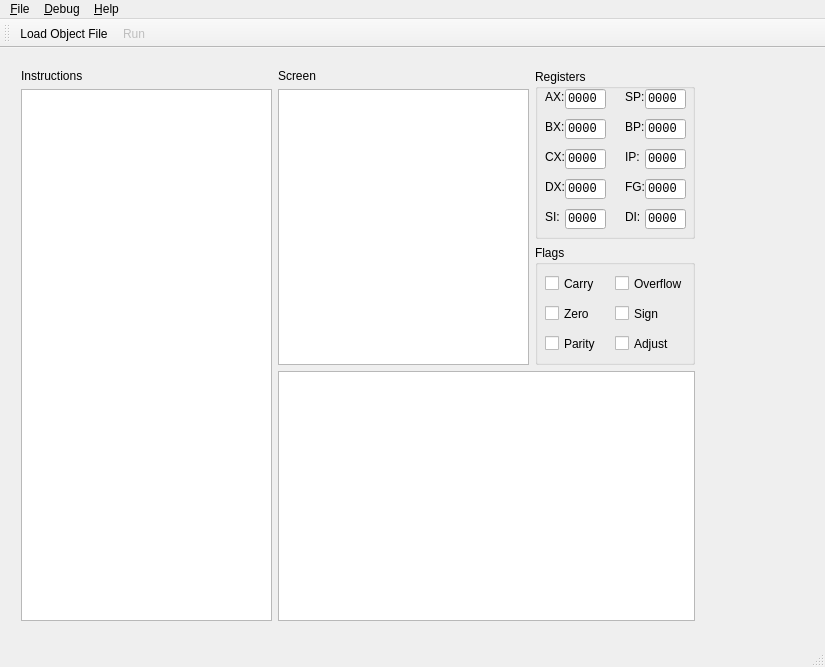
Qt form src/MemWnd.ui (rdnelson/Libra) before a commit.
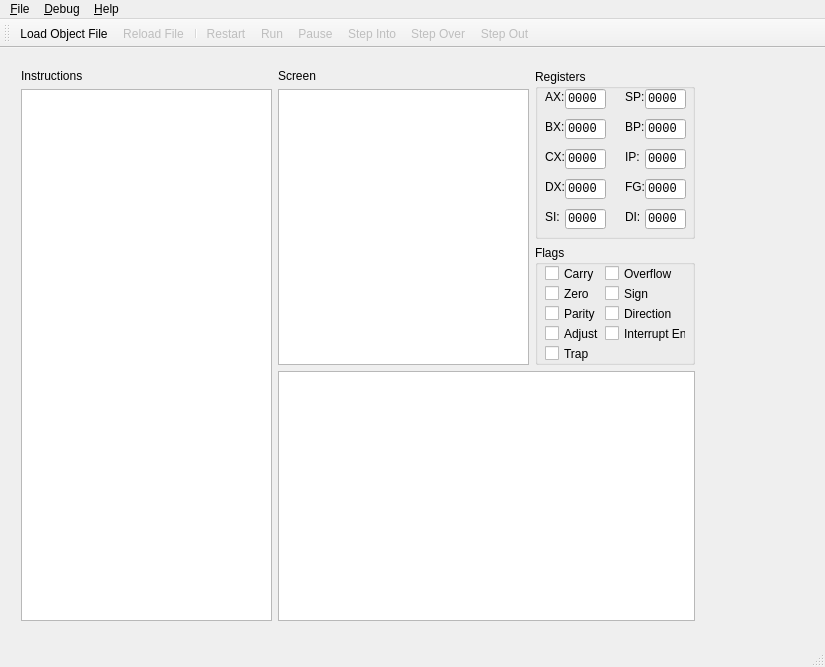
The same form after that commit. Icons and pictures are not drawn.

Commit message: UI fully designed for 1.0 release, controls only passive, no data modification enabled

Patch:
```diff
--- a/src/MemWnd.ui
+++ b/src/MemWnd.ui
@@ -23,7 +23,7 @@
    <string>MemWnd</string>
   </property>
   <widget class="QWidget" name="centralWidget">
-   <widget class="QWidget" name="">
+   <widget class="QWidget" name="layoutWidget">
     <property name="geometry">
      <rect>
       <x>10</x>
@@ -470,7 +470,7 @@
               <property name="geometry">
                <rect>
                 <x>10</x>
-                <y>30</y>
+                <y>20</y>
                 <width>71</width>
                 <height>17</height>
                </rect>
@@ -482,8 +482,8 @@
              <widget class="QCheckBox" name="chkOverflow">
               <property name="geometry">
                <rect>
-                <x>80</x>
-                <y>30</y>
+                <x>70</x>
+                <y>20</y>
                 <width>71</width>
                 <height>17</height>
                </rect>
@@ -496,7 +496,7 @@
               <property name="geometry">
                <rect>
                 <x>10</x>
-                <y>60</y>
+                <y>40</y>
                 <width>71</width>
                 <height>17</height>
                </rect>
@@ -508,8 +508,8 @@
              <widget class="QCheckBox" name="chkSign">
               <property name="geometry">
                <rect>
-                <x>80</x>
-                <y>60</y>
+                <x>70</x>
+                <y>40</y>
                 <width>71</width>
                 <height>17</height>
                </rect>
@@ -522,7 +522,7 @@
               <property name="geometry">
                <rect>
                 <x>10</x>
-                <y>90</y>
+                <y>60</y>
                 <width>71</width>
                 <height>17</height>
                </rect>
@@ -534,8 +534,8 @@
              <widget class="QCheckBox" name="chkAdjust">
               <property name="geometry">
                <rect>
-                <x>80</x>
-                <y>90</y>
+                <x>10</x>
+                <y>80</y>
                 <width>71</width>
                 <height>17</height>
                </rect>
@@ -544,6 +544,45 @@
                <string>Adjust</string>
               </property>
              </widget>
+             <widget class="QCheckBox" name="chkTrap">
+              <property name="geometry">
+               <rect>
+                <x>10</x>
+                <y>100</y>
+                <width>71</width>
+                <height>17</height>
+               </rect>
+              </property>
+              <property name="text">
+               <string>Trap</string>
+              </property>
+             </widget>
+             <widget class="QCheckBox" name="chkInterrupt">
+              <property name="geometry">
+               <rect>
+                <x>70</x>
+                <y>80</y>
+                <width>81</width>
+                <height>17</height>
+               </rect>
+              </property>
+              <property name="text">
+               <string>Interrupt En.</string>
+              </property>
+             </widget>
+             <widget class="QCheckBox" name="chkDirection">
+              <property name="geometry">
+               <rect>
+                <x>70</x>
+                <y>60</y>
+                <width>71</width>
+                <height>17</height>
+               </rect>
+              </property>
+              <property name="text">
+               <string>Direction</string>
+              </property>
+             </widget>
             </widget>
            </item>
           </layout>
@@ -588,14 +627,24 @@
    <zorder>layoutWidget</zorder>
   </widget>
   <widget class="QToolBar" name="mainToolBar">
+   <property name="enabled">
+    <bool>true</bool>
+   </property>
    <attribute name="toolBarArea">
     <enum>TopToolBarArea</enum>
    </attribute>
    <attribute name="toolBarBreak">
     <bool>false</bool>
    </attribute>
-   <addaction name="action_Load_Object_File"/>
+   <addaction name="action_Open"/>
+   <addaction name="actionReload_File"/>
+   <addaction name="separator"/>
+   <addaction name="actionRestart"/>
    <addaction name="actionRun"/>
+   <addaction name="actionPause"/>
+   <addaction name="actionStep_Into"/>
+   <addaction name="actionStep_Over"/>
+   <addaction name="actionStep_Out"/>
   </widget>
   <widget class="QStatusBar" name="statusBar"/>
   <widget class="QMenuBar" name="menuBar">
@@ -634,15 +683,6 @@
    <addaction name="menu_Debug"/>
    <addaction name="menu_Help"/>
   </widget>
-  <action name="action_Load_Object_File">
-   <property name="icon">
-    <iconset resource="Resources.qrc">
-     <normaloff>:/res/open.ico</normaloff>:/res/open.ico</iconset>
-   </property>
-   <property name="text">
-    <string>&amp;Load Object File</string>
-   </property>
-  </action>
   <action name="actionRun">
    <property name="enabled">
     <bool>false</bool>
@@ -685,18 +725,96 @@
    </property>
   </action>
   <action name="actionStep_Into">
+   <property name="enabled">
+    <bool>false</bool>
+   </property>
+   <property name="icon">
+    <iconset resource="Resources.qrc">
+     <normaloff>:/res/StepInto24.ico</normaloff>:/res/StepInto24.ico</iconset>
+   </property>
    <property name="text">
     <string>Step &amp;Into</string>
    </property>
   </action>
   <action name="actionStep_Over">
+   <property name="enabled">
+    <bool>false</bool>
+   </property>
+   <property name="icon">
+    <iconset resource="Resources.qrc">
+     <normaloff>:/res/StepOver24.ico</normaloff>:/res/StepOver24.ico</iconset>
+   </property>
    <property name="text">
     <string>Step &amp;Over</string>
    </property>
   </action>
-  <action name="action_Stop">
+  <action name="actionStep_Out">
+   <property name="enabled">
+    <bool>false</bool>
+   </property>
+   <property name="icon">
+    <iconset resource="Resources.qrc">
+     <normaloff>:/res/StepOut24.ico</normaloff>:/res/StepOut24.ico</iconset>
+   </property>
    <property name="text">
-    <string>&amp;Stop</string>
+    <string>Step Out</string>
+   </property>
+   <property name="shortcut">
+    <string>F8</string>
+   </property>
+  </action>
+  <action name="actionHelp">
+   <property name="icon">
+    <iconset>
+     <normaloff>:/res/open.ico</normaloff>:/res/open.ico</iconset>
+   </property>
+   <property name="text">
+    <string>Help</string>
+   </property>
+   <property name="shortcut">
+    <string>F1</string>
+   </property>
+  </action>
+  <action name="actionPause">
+   <property name="enabled">
+    <bool>false</bool>
+   </property>
+   <property name="icon">
+    <iconset resource="Resources.qrc">
+     <normaloff>:/res/pause24.ico</normaloff>:/res/pause24.ico</iconset>
+   </property>
+   <property name="text">
+    <string>Pause</string>
+   </property>
+  </action>
+  <action name="actionReload_File">
+   <property name="enabled">
+    <bool>false</bool>
+   </property>
+   <property name="icon">
+    <iconset resource="Resources.qrc">
+     <normaloff>:/res/testproject24.ico</normaloff>:/res/testproject24.ico</iconset>
+   </property>
+   <property name="text">
+    <string>Reload File</string>
+   </property>
+   <property name="shortcut">
+    <string>Ctrl+Shift+R</string>
+   </property>
+  </action>
+  <action name="actionRestart">
+   <property name="enabled">
+    <bool>false</bool>
+   </property>
+   <property name="icon">
+    <iconset resource="Resources.qrc">
+     <normaloff>:/res/kill24.ico</normaloff>:/res/kill24.ico</iconset>
+   </property>
+   <property name="text">
+    <string>Restart</string>
+   </property>
+   <property name="shortcut">
+    <string>Ctrl+R</string>
    </property>
   </action>
  </widget>
```
Left out of the diff: 102 changed lines with no effect on the pictures. The commit also changes 7 other files.
